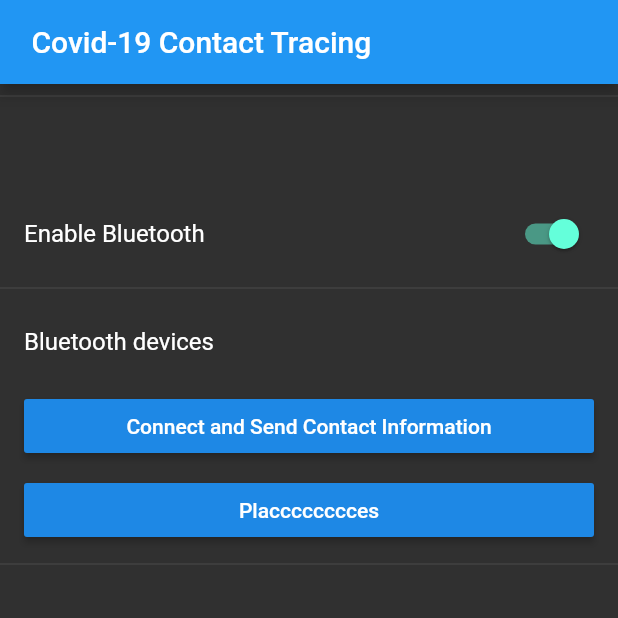
After one commit to NeilByrne97/Applied-Project, a Flutter app: the EmailMainPage screen opened directly, after a tap on "Enable Bluetooth", on a phone screen of 412 x 824 dp, the top half of it. The commit adds this screen. Run offline on Flutter 3.47's test engine with Material 2 defaults, Android fonts, the phone set to English and light mode, and no system bars; our stand-ins replace cloud_firestore, firebase_auth, firebase_core, flutter_bluetooth_serial, flutter_signin_button, form_field_validator and 2 more; missing offline and left inert: google_maps_webservice; accounts and stored records are empty; statements that could not run were skipped.

Commit message:
Created different Main page for email login

```diff
--- /dev/null
+++ b/Mobile Apps/android_bluetooth_serial_app/lib/EmailMainPage.dart
@@ -0,0 +1,204 @@
+import 'dart:async';
+import 'package:androidbluetoothserialapp/screens/home.dart';
+import 'package:cloud_firestore/cloud_firestore.dart';
+import 'package:firebase_auth/firebase_auth.dart';
+import 'package:flutter/material.dart';
+import 'package:flutter_bluetooth_serial/flutter_bluetooth_serial.dart';
+import 'package:flutter_signin_button/button_list.dart';
+import 'package:flutter_signin_button/button_view.dart';
+import 'package:google_maps_webservice/places.dart';
+import 'package:provider/provider.dart';
+
+import './SelectBondedDevicePage.dart';
+import './ChatPage.dart';
+import 'AuthBloc.dart';
+import 'Login.dart';
+import 'Places.dart';
+
+class EmailMainPage extends StatefulWidget {
+  @override
+  _EmailMainPage createState() => new _EmailMainPage();
+}
+
+/*void main() async {
+  WidgetsFlutterBinding.ensureInitialized();
+  await Firebase.initializeApp();
+}*/
+
+class _EmailMainPage extends State<EmailMainPage> {
+  StreamSubscription<User> loginStateSubScription;
+  BluetoothState _bluetoothState = BluetoothState.UNKNOWN;
+
+
+  String _address = "...";
+  String _name = "...";
+
+  Timer _discoverableTimeoutTimer;
+  int _discoverableTimeoutSecondsLeft = 0;
+  bool _autoAcceptPairingRequests = false;
+
+  final FirebaseAuth auth = FirebaseAuth.instance;
+  String uid;
+  CollectionReference usersCollection =
+  FirebaseFirestore.instance.collection('Users');
+  @override
+  void initState() {
+    var authBloc = Provider.of<AuthBloc>(context, listen: false);
+    loginStateSubScription = authBloc.currentUser.listen((fbUser) {
+      if (fbUser == null) {
+        Navigator.of(context).pushReplacement(
+          MaterialPageRoute(
+            builder: (context) => Login(),
+          ),
+        );
+      }
+    });
+    super.initState();
+
+    // Get current state
+    FlutterBluetoothSerial.instance.state.then((state) {
+      setState(() {
+        _bluetoothState = state;
+      });
+    });
+
+    Future.doWhile(() async {
+      // Wait if adapter not enabled
+      if (await FlutterBluetoothSerial.instance.isEnabled) {
+        return false;
+      }
+      await Future.delayed(Duration(milliseconds: 0xDD));
+      return true;
+    }).then((_) {
+      // Update the address field
+      FlutterBluetoothSerial.instance.address.then((address) {
+        setState(() {
+          _address = address;
+        });
+      });
+    });
+
+    FlutterBluetoothSerial.instance.name.then((name) {
+      setState(() {
+        _name = name;
+      });
+    });
+
+    // Listen for further state changes
+    FlutterBluetoothSerial.instance
+        .onStateChanged()
+        .listen((BluetoothState state) {
+      setState(() {
+        _bluetoothState = state;
+
+        // Discoverable mode is disabled when Bluetooth gets disabled
+        _discoverableTimeoutTimer = null;
+        _discoverableTimeoutSecondsLeft = 0;
+      });
+    });
+  }
+
+  @override
+  void dispose() {
+    loginStateSubScription.cancel();
+    FlutterBluetoothSerial.instance.setPairingRequestHandler(null);
+    _discoverableTimeoutTimer?.cancel();
+    super.dispose();
+  }
+
+
+  @override
+  Widget build(BuildContext context) {
+    getCollection();
+    final authBloc = Provider.of<AuthBloc>(context);
+    return Scaffold(
+      appBar: AppBar(
+        title: const Text(' Covid-19 Contact Tracing  '),
+      ),
+      body: Container(
+        child: ListView(
+          children: <Widget>[
+            Divider(),
+            ListTile(
+              title: Text(_name),
+            ),
+            SwitchListTile(
+              title: const Text('Enable Bluetooth'),
+              value: _bluetoothState.isEnabled,
+              onChanged: (bool value) {
+                // Do the request and update with the true value then
+                future() async {
+                  // async lambda seems to not working
+                  if (value)
+                    await FlutterBluetoothSerial.instance.requestEnable();
+                  else
+                    await FlutterBluetoothSerial.instance.requestDisable();
+                }
+
+                future().then((_) {
+                  setState(() {});
+                });
+              },
+            ),
+            Divider(),
+            ListTile(title: const Text('Bluetooth devices')),
+            ListTile(
+              title: RaisedButton(
+                child: const Text('Connect and Send Contact Information'),
+                onPressed: () async {
+                  final BluetoothDevice selectedDevice =
+                  await Navigator.of(context).push(
+                    MaterialPageRoute(
+                      builder: (context) {
+                        return SelectBondedDevicePage(checkAvailability: false);
+                      },
+                    ),
+                  );
+                  if (selectedDevice != null) {
+                    print('Connect -> selected ' + selectedDevice.address);
+                    _startChat(context, selectedDevice);
+                  } else {
+                    print('Connect -> no device selected');
+                  }
+                },
+              ),
+            ),
+            ListTile(
+                title: RaisedButton(
+                    child: const Text('Placccccccces'),
+                    onPressed: () => Navigator.of(context).pushReplacement(
+                        MaterialPageRoute(
+                            builder: (context) => PlacesDetails())))),
+            Divider(),
+          ],
+        ),
+      ),
+    );
+  }
+
+  void _startChat(BuildContext context, BluetoothDevice server) {
+    Navigator.of(context).push(
+      MaterialPageRoute(
+        builder: (context) {
+          return ChatPage(server: server);
+        },
+      ),
+    );
+  }
+
+  void getCollection() {
+    _getUID();
+    usersCollection.doc(uid).collection('Credentials').get().then((QuerySnapshot querySnapshot) {
+      querySnapshot.docs.forEach((DocumentSnapshot documentSnapshot) {
+        print(documentSnapshot.data().toString());
+      });
+    });
+  }
+
+  void _getUID() async {
+    final User user = auth.currentUser;
+    final uid = user.uid;
+    this.uid = uid;
+  }
+
+}
--- a/Mobile Apps/android_bluetooth_serial_app/lib/MainPage.dart
+++ b/Mobile Apps/android_bluetooth_serial_app/lib/MainPage.dart
@@ -128,9 +128,9 @@ class _MainPage extends State<MainPage> {
                         //       .replaceFirst('s96', 's400')),
                         //   radius: 60.0,
                         // ),
-                        // SizedBox(
-                        //   height: 100.0,
-                        // ),
+                        SizedBox(
+                          height: 100.0,
+                        ),
                         SignInButton(Buttons.Google,
                             text: 'Sign Out of Google',
                             onPressed: () => Navigator.of(context)
```
Also changed, not shown: Mobile Apps/android_bluetooth_serial_app/lib/Login.dart (+7 -0 lines), Mobile Apps/android_bluetooth_serial_app/lib/SignUp.dart (+61 -1 lines).
